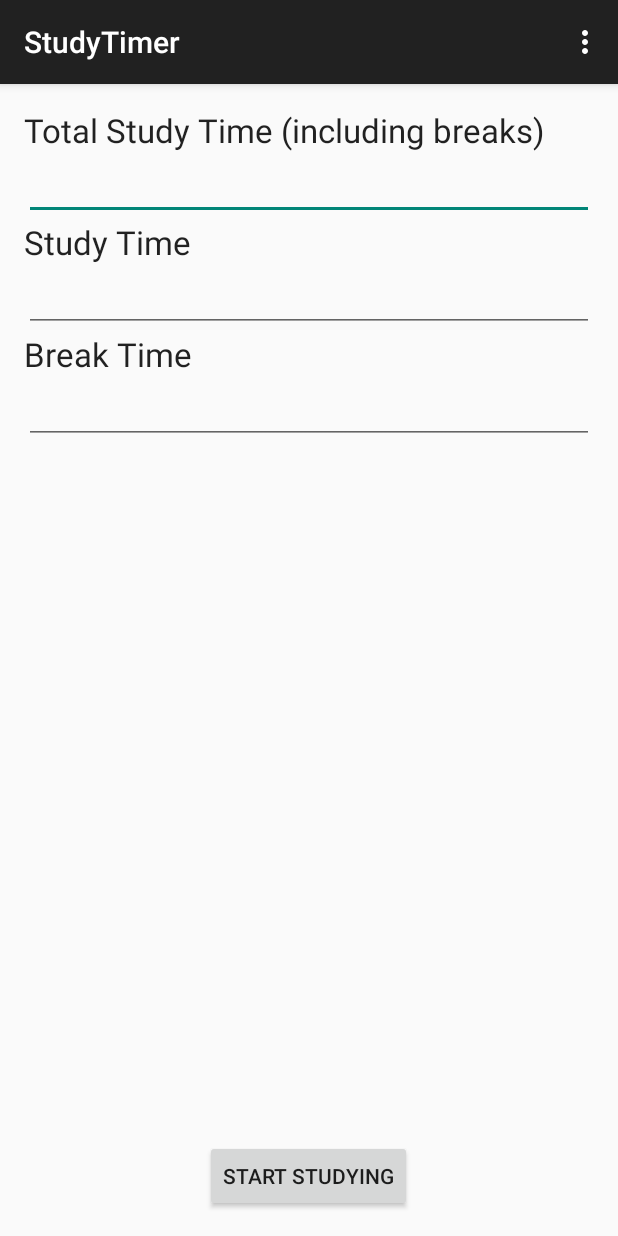
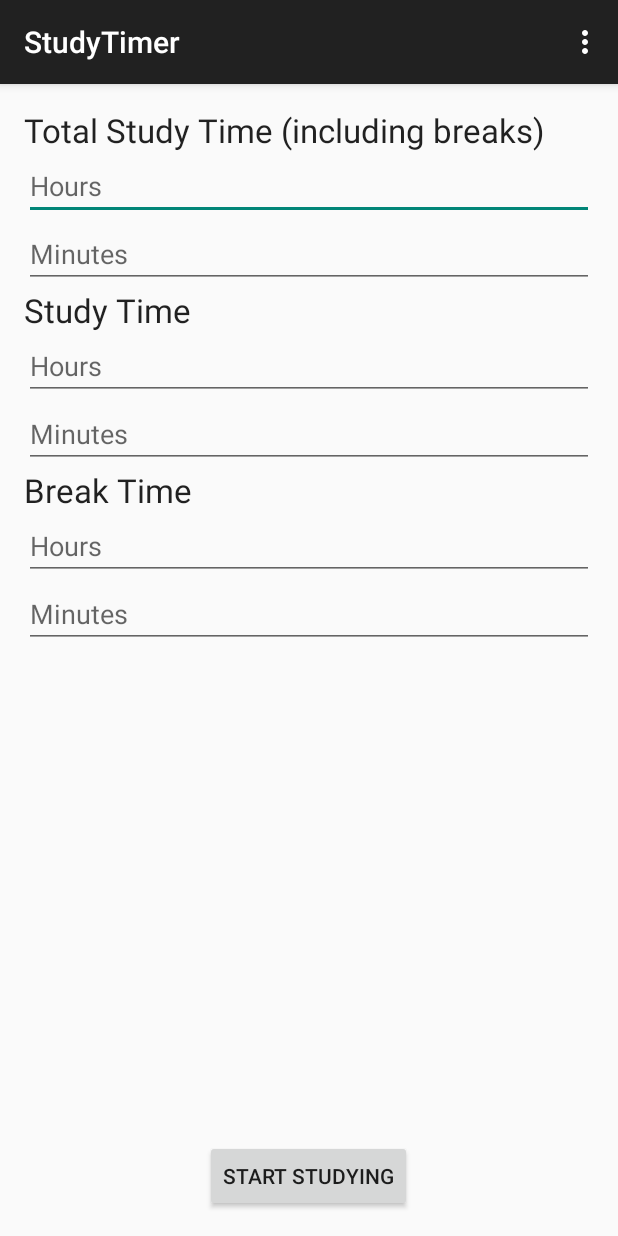
Before and after one commit to astonActiveTeam4/StudyTimer, an Android app: the screen it shows after launch (SetupActivity), on a phone screen of 412 x 824 dp. Run offline under Robolectric (Android 15) with nearby library versions, the phone set to English and light mode, and no system bars.

Commit message:
Added support for HH:MM on session, study and break timers.

```diff
--- a/StudyTimer/src/main/res/layout/activity_setup.xml
+++ b/StudyTimer/src/main/res/layout/activity_setup.xml
@@ -25,8 +25,17 @@
             android:layout_height="wrap_content"
             android:inputType="number"
             android:ems="10"
-            android:id="@+id/SessionTimeInput"
-            />
+            android:id="@+id/inputSessionHours"
+            android:hint="Hours" />
+
+        <EditText
+            android:layout_width="match_parent"
+            android:layout_height="wrap_content"
+            android:inputType="number"
+            android:ems="10"
+            android:id="@+id/inputSessionMins"
+            android:layout_gravity="right"
+            android:hint="Minutes" />
 
         <TextView
             android:layout_width="wrap_content"
@@ -40,8 +49,17 @@
             android:layout_height="wrap_content"
             android:inputType="number"
             android:ems="10"
-            android:id="@+id/StudyTimeInput"
-            />
+            android:id="@+id/inputStudyHours"
+            android:hint="Hours" />
+
+        <EditText
+            android:layout_width="match_parent"
+            android:layout_height="wrap_content"
+            android:inputType="number"
+            android:ems="10"
+            android:id="@+id/inputStudyMins"
+            android:layout_gravity="center_horizontal"
+            android:hint="Minutes" />
 
         <TextView
             android:layout_width="wrap_content"
@@ -54,7 +72,16 @@
             android:layout_height="wrap_content"
             android:inputType="number"
             android:ems="10"
-            android:id="@+id/BreakTimeInput"/>
+            android:id="@+id/inputBreakHours"
+            android:hint="Hours" />
+
+        <EditText
+            android:layout_width="fill_parent"
+            android:layout_height="wrap_content"
+            android:inputType="number"
+            android:ems="10"
+            android:id="@+id/inputBreakMins"
+            android:hint="Minutes" />
 
     </LinearLayout>
 
```
Also changed, not shown: StudyTimer/src/main/java/aston/team4/studytimer/SetupActivity.java (+18 -9 lines), 2 other files.
